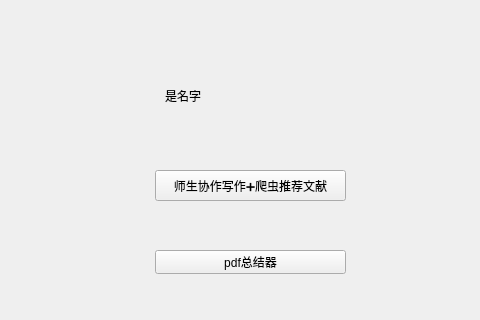
Before: the Qt Designer form mainwindow.ui in dreamawakener/ai_homework, drawn with Qt 5; both pictures show x 95 to 575 and y 0 to 320 of the 800 by 600 pixel window.
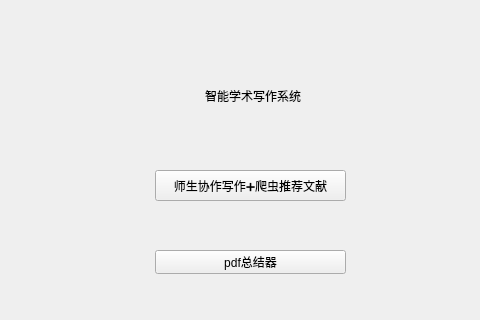
After: the same form once the commit is applied.

Diff of the .ui file:
```diff
--- a/mainwindow.ui
+++ b/mainwindow.ui
@@ -56,14 +56,14 @@
    <widget class="QLabel" name="label">
     <property name="geometry">
      <rect>
-      <x>260</x>
+      <x>300</x>
       <y>70</y>
       <width>111</width>
       <height>51</height>
      </rect>
     </property>
     <property name="text">
-     <string>是名字</string>
+     <string>智能学术写作系统</string>
     </property>
    </widget>
   </widget>
```
